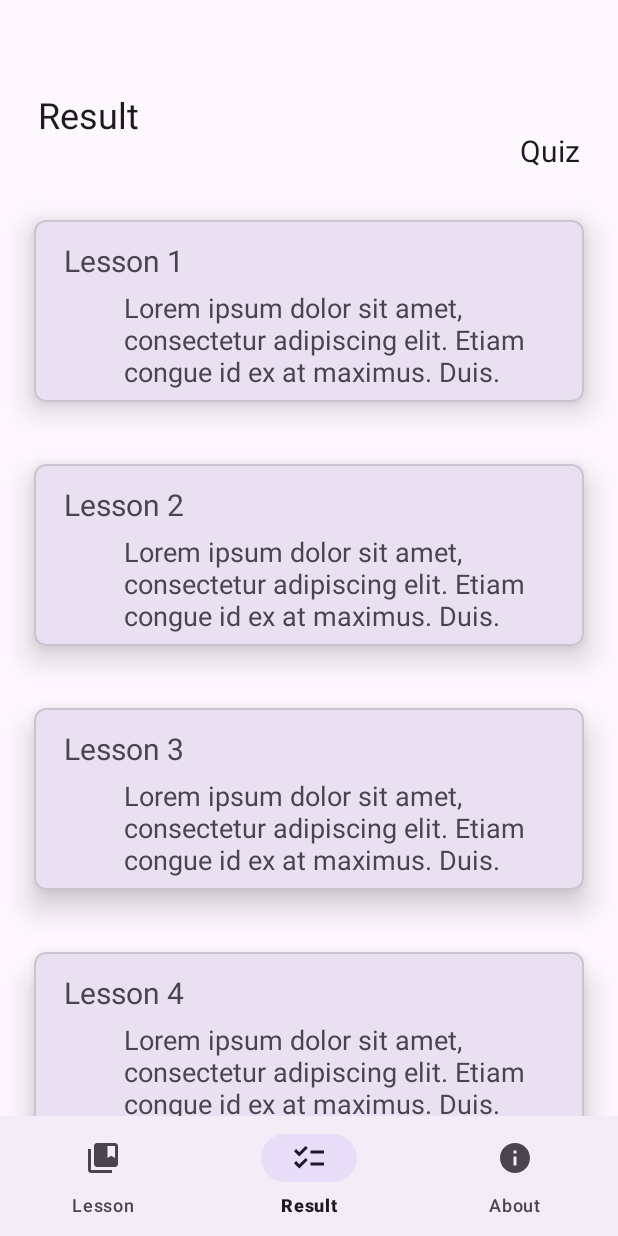
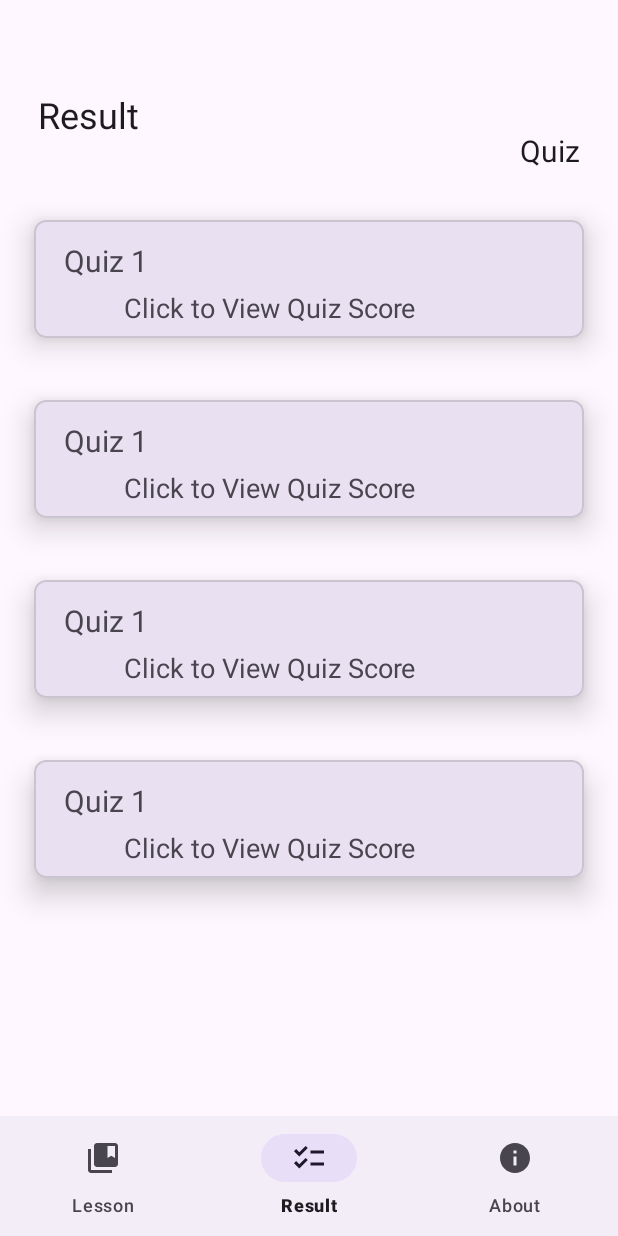
Before and after one commit to Kawtsun/ITeach, an Android app: the screen it shows after launch (MainActivity), item 2 of the bottom bar chosen, on a phone screen of 412 x 824 dp. Run offline under Robolectric (Android 15) with nearby library versions, the phone set to English and light mode, and no system bars.

Commit message:
ready placeholder

```diff
--- a/app/src/main/java/com/kawtsun/iteach/ResultHome.kt
+++ b/app/src/main/java/com/kawtsun/iteach/ResultHome.kt
@@ -36,10 +36,10 @@ class ResultHome : Fragment() {
 
 
     private fun addDataToList2() {
-        mList2.add(ResultData(getString(R.string.lesson1), getString(R.string.lorem), getString(R.string.lorem2)))
-        mList2.add(ResultData(getString(R.string.lesson2), getString(R.string.lorem),getString(R.string.lorem2)))
-        mList2.add(ResultData(getString(R.string.lesson3), getString(R.string.lorem),getString(R.string.lorem2)))
-        mList2.add(ResultData(getString(R.string.lesson4), getString(R.string.lorem),getString(R.string.lorem2)))
+        mList2.add(ResultData(getString(R.string.quiz1), getString(R.string.click), getString(R.string.lorem2)))
+        mList2.add(ResultData(getString(R.string.quiz1), getString(R.string.click),getString(R.string.lorem2)))
+        mList2.add(ResultData(getString(R.string.quiz1), getString(R.string.click),getString(R.string.lorem2)))
+        mList2.add(ResultData(getString(R.string.quiz1), getString(R.string.click),getString(R.string.lorem2)))
     }
 
 }
--- a/app/src/main/res/layout/each_result.xml
+++ b/app/src/main/res/layout/each_result.xml
@@ -51,7 +51,7 @@
                 android:layout_marginEnd="10dp"
                 android:paddingStart="30sp"
                 android:paddingTop="5sp"
-                android:text="@string/lorem"
+                android:text="Click to View Results"
                 android:textAppearance="@style/TextAppearance.AppCompat.Medium"
                 app:layout_constraintBottom_toBottomOf="parent"
                 app:layout_constraintEnd_toEndOf="parent"
--- a/app/src/main/res/values/strings.xml
+++ b/app/src/main/res/values/strings.xml
@@ -54,5 +54,10 @@ Proin placerat arcu mauris, vel feugiat turpis vestibulum id. Morbi bibendum orc
 
     <string name="gotoquiz">Go to quiz</string>
     <string name="quiz">Quiz</string>
+    <string name="quiz1">Quiz 1</string>
+    <string name="quiz2">Quiz 2</string>
+    <string name="quiz3">Quiz 3</string>
+    <string name="quiz4">Quiz 4</string>
+    <string name="click">Click to View Quiz Score</string>
     <string name="nothing">null</string>
 </resources>
```
